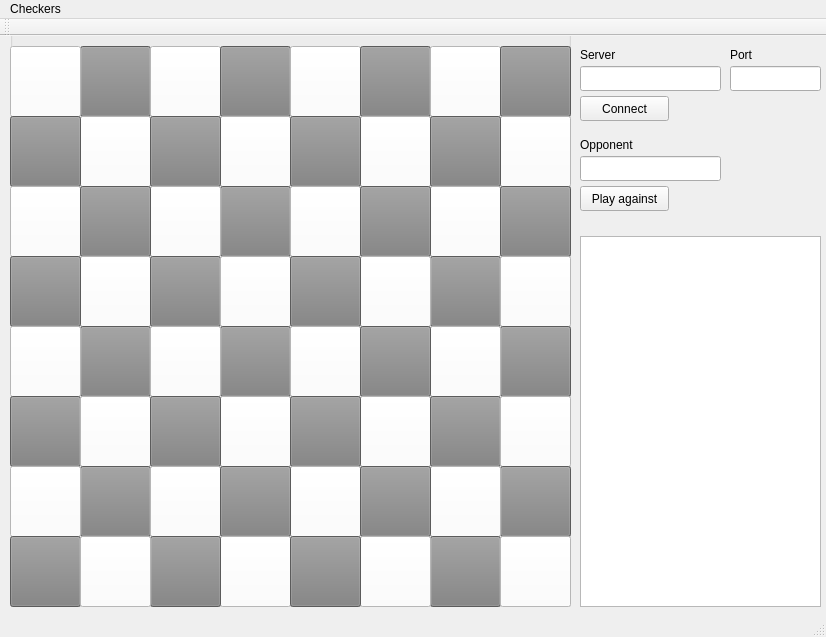
Qt form CheckersClient/mainwindow.ui (kubaxent/OnlineCheckers) before a commit.
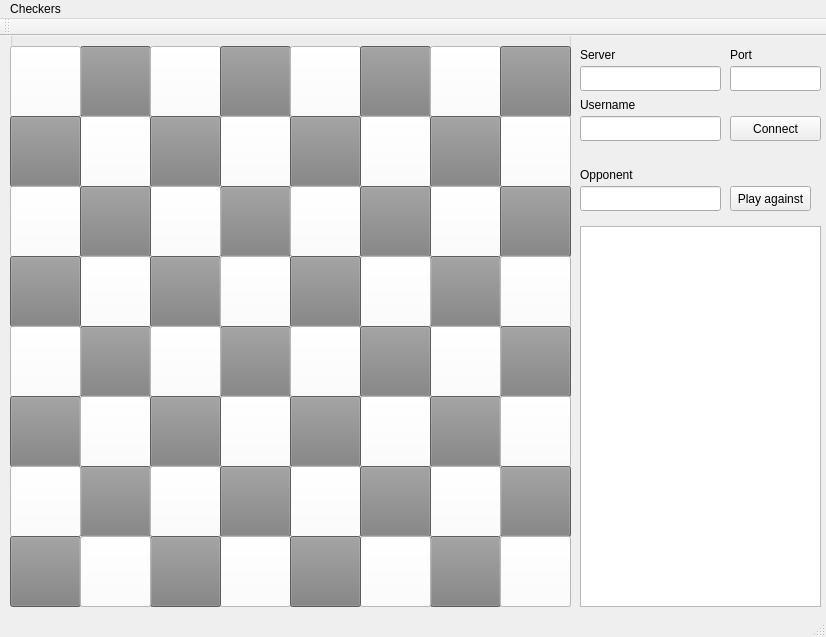
The same form after that commit. Icons and pictures are not drawn.

Diff of the .ui file:
```diff
--- a/CheckersClient/mainwindow.ui
+++ b/CheckersClient/mainwindow.ui
@@ -2895,9 +2895,9 @@
    <widget class="QPushButton" name="connect">
     <property name="geometry">
      <rect>
-      <x>580</x>
-      <y>60</y>
-      <width>89</width>
+      <x>730</x>
+      <y>80</y>
+      <width>91</width>
       <height>25</height>
      </rect>
     </property>
@@ -2935,7 +2935,7 @@
     <property name="geometry">
      <rect>
       <x>580</x>
-      <y>120</y>
+      <y>150</y>
       <width>141</width>
       <height>25</height>
      </rect>
@@ -2945,7 +2945,7 @@
     <property name="geometry">
      <rect>
       <x>580</x>
-      <y>100</y>
+      <y>130</y>
       <width>91</width>
       <height>17</height>
      </rect>
@@ -2957,9 +2957,9 @@
    <widget class="QPushButton" name="playagainst">
     <property name="geometry">
      <rect>
-      <x>580</x>
+      <x>730</x>
       <y>150</y>
-      <width>89</width>
+      <width>81</width>
       <height>25</height>
      </rect>
     </property>
@@ -2971,12 +2971,35 @@
     <property name="geometry">
      <rect>
       <x>580</x>
-      <y>200</y>
+      <y>190</y>
       <width>241</width>
-      <height>371</height>
+      <height>381</height>
      </rect>
     </property>
    </widget>
+   <widget class="QLineEdit" name="userName">
+    <property name="geometry">
+     <rect>
+      <x>580</x>
+      <y>80</y>
+      <width>141</width>
+      <height>25</height>
+     </rect>
+    </property>
+   </widget>
+   <widget class="QLabel" name="label_4">
+    <property name="geometry">
+     <rect>
+      <x>580</x>
+      <y>60</y>
+      <width>91</width>
+      <height>17</height>
+     </rect>
+    </property>
+    <property name="text">
+     <string>Username</string>
+    </property>
+   </widget>
   </widget>
   <widget class="QMenuBar" name="menuBar">
    <property name="geometry">
```
Left out of the diff: 2 changed lines with no effect on the pictures.
